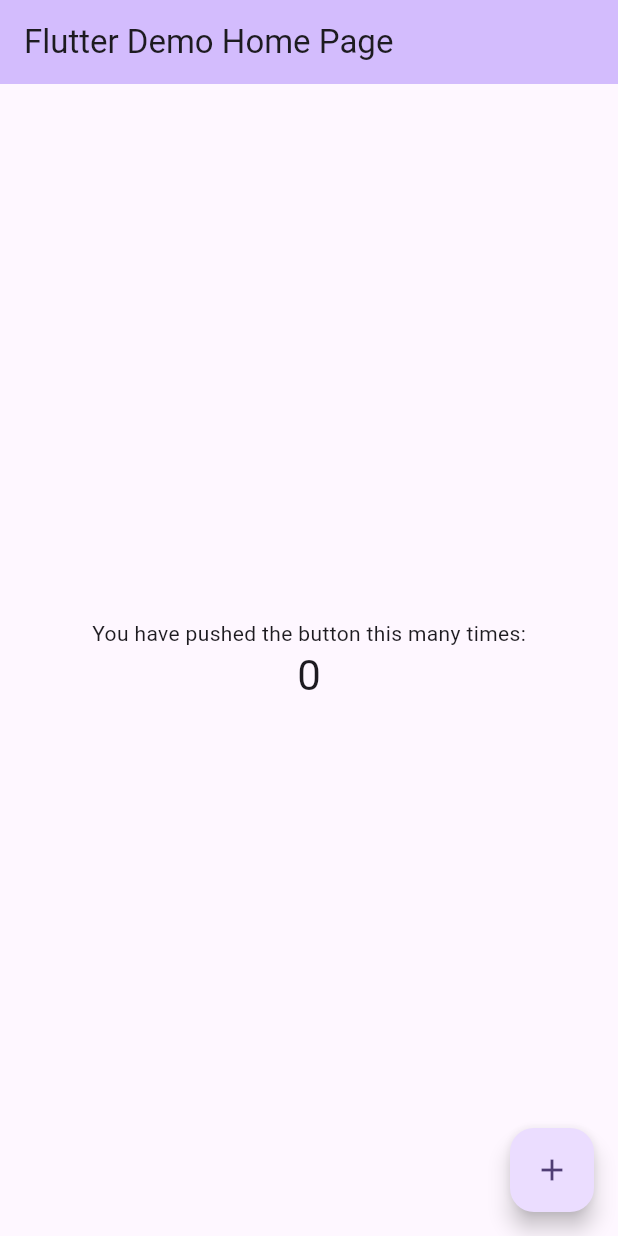
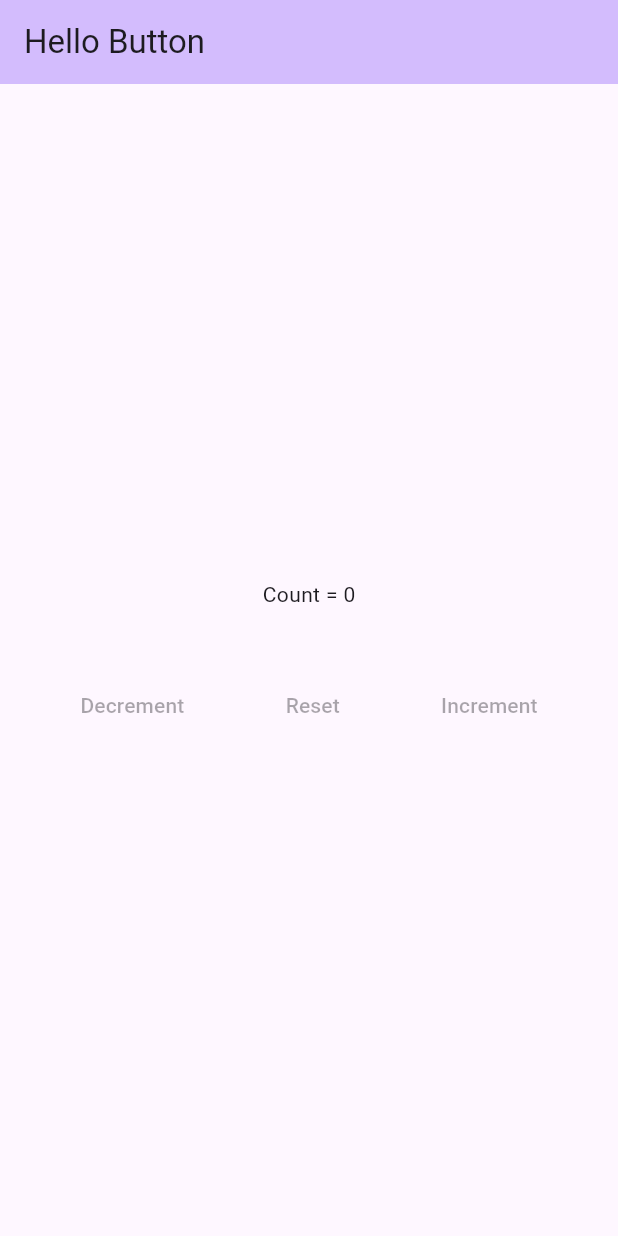
Before and after one commit to CSSE480-Fisher-Fall-2024-2025/HelloButton, a Flutter app: the screen it shows after launch, on a phone screen of 412 x 824 dp. Run offline on Flutter 3.47's test engine with Material 3 defaults, Android fonts, the phone set to English and light mode, and no system bars.

Commit message:
in class Tuesday

```diff
--- /dev/null
+++ b/hellobutton/lib/hello_button_page.dart
@@ -0,0 +1,47 @@
+import 'package:flutter/material.dart';
+
+class HelloButtonPage extends StatefulWidget {
+  const HelloButtonPage({super.key});
+
+  @override
+  State<HelloButtonPage> createState() => _HelloButtonPageState();
+}
+
+class _HelloButtonPageState extends State<HelloButtonPage> {
+  @override
+  Widget build(BuildContext context) {
+    return Scaffold(
+      appBar: AppBar(
+        title: const Text("Hello Button"),
+        // backgroundColor: Colors.amber,
+        backgroundColor: Theme.of(context).colorScheme.inversePrimary,
+      ),
+      body: Column(
+        mainAxisAlignment: MainAxisAlignment.center,
+        children: [
+          Text("Count = 0"),
+          const SizedBox(
+            height: 40.0,
+          ),
+          Row(
+            mainAxisAlignment: MainAxisAlignment.spaceEvenly,
+            children: [
+              TextButton(
+                onPressed: null,
+                child: Text("Decrement"),
+              ),
+              TextButton(
+                onPressed: null,
+                child: Text("Reset"),
+              ),
+              TextButton(
+                onPressed: null,
+                child: Text("Increment"),
+              ),
+            ],
+          ),
+        ],
+      ),
+    );
+  }
+}
--- a/hellobutton/lib/main.dart
+++ b/hellobutton/lib/main.dart
@@ -1,4 +1,5 @@
 import 'package:flutter/material.dart';
+import 'package:hellobutton/hello_button_page.dart';
 
 void main() {
   runApp(const MyApp());
@@ -7,119 +8,103 @@
 class MyApp extends StatelessWidget {
   const MyApp({super.key});
 
-  // This widget is the root of your application.
   @override
   Widget build(BuildContext context) {
     return MaterialApp(
-      title: 'Flutter Demo',
+      title: "Hello World",
       theme: ThemeData(
-        // This is the theme of your application.
-        //
-        // TRY THIS: Try running your application with "flutter run". You'll see
-        // the application has a purple toolbar. Then, without quitting the app,
-        // try changing the seedColor in the colorScheme below to Colors.green
-        // and then invoke "hot reload" (save your changes or press the "hot
-        // reload" button in a Flutter-supported IDE, or press "r" if you used
-        // the command line to start the app).
-        //
-        // Notice that the counter didn't reset back to zero; the application
-        // state is not lost during the reload. To reset the state, use hot
-        // restart instead.
-        //
-        // This works for code too, not just values: Most code changes can be
-        // tested with just a hot reload.
         colorScheme: ColorScheme.fromSeed(seedColor: Colors.deepPurple),
         useMaterial3: true,
       ),
-      home: const MyHomePage(title: 'Flutter Demo Home Page'),
+      home: const HelloButtonPage(),
     );
   }
 }
 
-class MyHomePage extends StatefulWidget {
-  const MyHomePage({super.key, required this.title});
+// class MyHomePage extends StatefulWidget {
+//   const MyHomePage({super.key, required this.title});
 
-  // This widget is the home page of your application. It is stateful, meaning
-  // that it has a State object (defined below) that contains fields that affect
-  // how it looks.
+//   // This widget is the home page of your application. It is stateful, meaning
+//   // that it has a State object (defined below) that contains fields that affect
+//   // how it looks.
 
-  // This class is the configuration for the state. It holds the values (in this
-  // case the title) provided by the parent (in this case the App widget) and
-  // used by the build method of the State. Fields in a Widget subclass are
-  // always marked "final".
+//   // This class is the configuration for the state. It holds the values (in this
+//   // case the title) provided by the parent (in this case the App widget) and
+//   // used by the build method of the State. Fields in a Widget subclass are
+//   // always marked "final".
 
-  final String title;
+//   final String title;
 
-  @override
-  State<MyHomePage> createState() => _MyHomePageState();
-}
+//   @override
+//   State<MyHomePage> createState() => _MyHomePageState();
+// }
 
-class _MyHomePageState extends State<MyHomePage> {
-  int _counter = 0;
+// class _MyHomePageState extends State<MyHomePage> {
+//   int _counter = 0;
 
-  void _incrementCounter() {
-    setState(() {
-      // This call to setState tells the Flutter framework that something has
-      // changed in this State, which causes it to rerun the build method below
-      // so that the display can reflect the updated values. If we changed
-      // _counter without calling setState(), then the build method would not be
-      // called again, and so nothing would appear to happen.
-      _counter++;
-    });
-  }
+//   void _incrementCounter() {
+//     setState(() {
+//       // This call to setState tells the Flutter framework that something has
+//       // changed in this State, which causes it to rerun the build method below
+//       // so that the display can reflect the updated values. If we changed
+//       // _counter without calling setState(), then the build method would not be
+//       // called again, and so nothing would appear to happen.
+//       _counter++;
+//     });
+//   }
 
-  @override
-  Widget build(BuildContext context) {
-    // This method is rerun every time setState is called, for instance as done
-    // by the _incrementCounter method above.
-    //
-    // The Flutter framework has been optimized to make rerunning build methods
-    // fast, so that you can just rebuild anything that needs updating rather
-    // than having to individually change instances of widgets.
-    return Scaffold(
-      appBar: AppBar(
-        // TRY THIS: Try changing the color here to a specific color (to
-        // Colors.amber, perhaps?) and trigger a hot reload to see the AppBar
-        // change color while the other colors stay the same.
-        backgroundColor: Theme.of(context).colorScheme.inversePrimary,
-        // Here we take the value from the MyHomePage object that was created by
-        // the App.build method, and use it to set our appbar title.
-        title: Text(widget.title),
-      ),
-      body: Center(
-        // Center is a layout widget. It takes a single child and positions it
-        // in the middle of the parent.
-        child: Column(
-          // Column is also a layout widget. It takes a list of children and
-          // arranges them vertically. By default, it sizes itself to fit its
-          // children horizontally, and tries to be as tall as its parent.
-          //
-          // Column has various properties to control how it sizes itself and
-          // how it positions its children. Here we use mainAxisAlignment to
-          // center the children vertically; the main axis here is the vertical
-          // axis because Columns are vertical (the cross axis would be
-          // horizontal).
-          //
-          // TRY THIS: Invoke "debug painting" (choose the "Toggle Debug Paint"
-          // action in the IDE, or press "p" in the console), to see the
-          // wireframe for each widget.
-          mainAxisAlignment: MainAxisAlignment.center,
-          children: <Widget>[
-            const Text(
-              'You have pushed the button this many times:',
-            ),
-            Text(
-              '$_counter',
-              style: Theme.of(context).textTheme.headlineMedium,
-            ),
-          ],
-        ),
-      ),
-      floatingActionButton: FloatingActionButton(
-        onPressed: _incrementCounter,
-        tooltip: 'Increment',
-        child: const Icon(Icons.add),
-      ), // This trailing comma makes auto-formatting nicer for build methods.
-    );
-  }
-}
+//   @override
+//   Widget build(BuildContext context) {
+//     // This method is rerun every time setState is called, for instance as done
+//     // by the _incrementCounter method above.
+//     //
+//     // The Flutter framework has been optimized to make rerunning build methods
+//     // fast, so that you can just rebuild anything that needs updating rather
+//     // than having to individually change instances of widgets.
+//     return Scaffold(
+//       appBar: AppBar(
+//         // TRY THIS: Try changing the color here to a specific color (to
+//         // Colors.amber, perhaps?) and trigger a hot reload to see the AppBar
+//         // change color while the other colors stay the same.
+//         backgroundColor: Theme.of(context).colorScheme.inversePrimary,
+//         // Here we take the value from the MyHomePage object that was created by
+//         // the App.build method, and use it to set our appbar title.
+//         title: Text(widget.title),
+//       ),
+//       body: Center(
+//         // Center is a layout widget. It takes a single child and positions it
+//         // in the middle of the parent.
+//         child: Column(
+//           // Column is also a layout widget. It takes a list of children and
+//           // arranges them vertically. By default, it sizes itself to fit its
+//           // children horizontally, and tries to be as tall as its parent.
+//           //
+//           // Column has various properties to control how it sizes itself and
+//           // how it positions its children. Here we use mainAxisAlignment to
+//           // center the children vertically; the main axis here is the vertical
+//           // axis because Columns are vertical (the cross axis would be
+//           // horizontal).
+//           //
+//           // TRY THIS: Invoke "debug painting" (choose the "Toggle Debug Paint"
+//           // action in the IDE, or press "p" in the console), to see the
+//           // wireframe for each widget.
+//           mainAxisAlignment: MainAxisAlignment.center,
+//           children: <Widget>[
+//             const Text(
+//               'Pushed the button this many times:',
+//             ),
+//             Text(
+//               '$_counter',
+//               style: Theme.of(context).textTheme.headlineMedium,
+//             ),
+//           ],
+//         ),
+//       ),
+//       floatingActionButton: FloatingActionButton(
+//         onPressed: _incrementCounter,
+//         tooltip: 'Increment',
+//         child: const Icon(Icons.add),
+//       ), // This trailing comma makes auto-formatting nicer for build methods.
+//     );
+//   }
+// }
```
